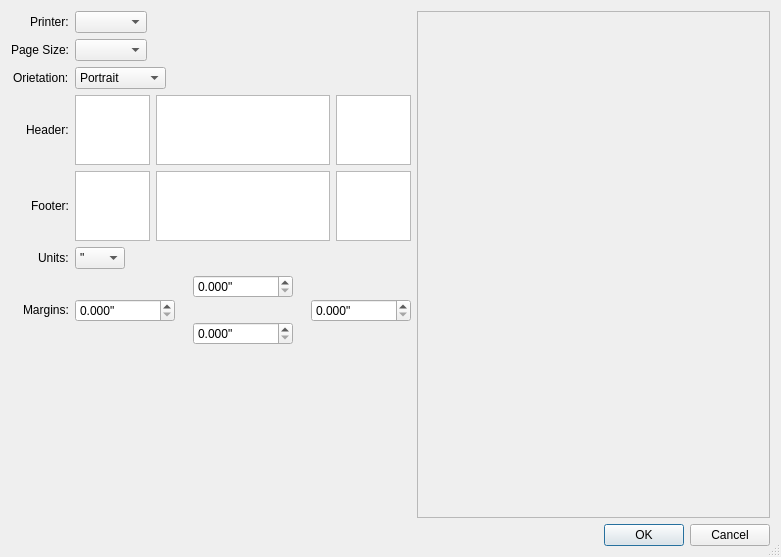
Before: the Qt Designer form PageSetupDialog.ui in ldraconus/TextSmith2, drawn with Qt 5.
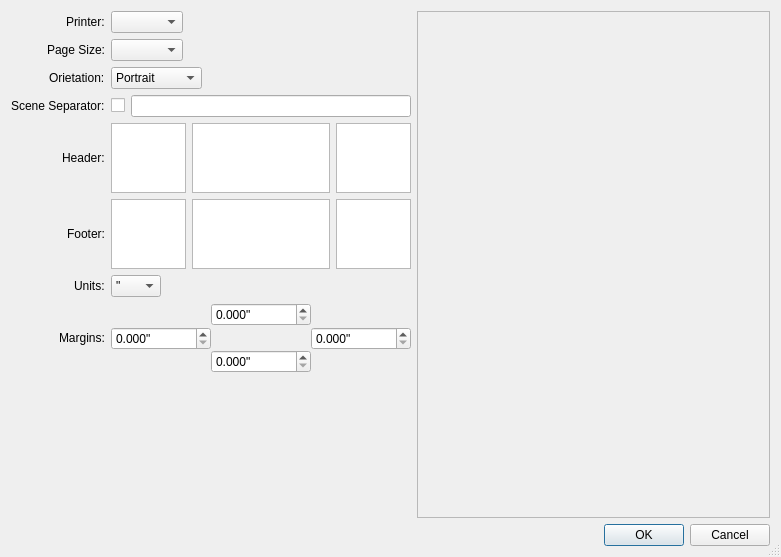
After: the same form once the commit is applied. Icons and pictures are not drawn.

Patch:
```diff
--- a/PageSetupDialog.ui
+++ b/PageSetupDialog.ui
@@ -173,6 +173,16 @@
               </property>
              </widget>
             </item>
+            <item row="1" column="0">
+             <widget class="QLabel" name="label_4">
+              <property name="text">
+               <string>Page Size:</string>
+              </property>
+             </widget>
+            </item>
+            <item row="1" column="1">
+             <widget class="QComboBox" name="pageSizeComboBox"/>
+            </item>
             <item row="2" column="0">
              <widget class="QLabel" name="label_9">
               <property name="text">
@@ -201,6 +211,51 @@
              </widget>
             </item>
             <item row="3" column="0">
+             <widget class="QLabel" name="label_5">
+              <property name="text">
+               <string>Scene Separator:</string>
+              </property>
+             </widget>
+            </item>
+            <item row="3" column="1">
+             <widget class="QFrame" name="frame_2">
+              <property name="frameShape">
+               <enum>QFrame::Shape::NoFrame</enum>
+              </property>
+              <property name="frameShadow">
+               <enum>QFrame::Shadow::Plain</enum>
+              </property>
+              <layout class="QHBoxLayout" name="horizontalLayout_7">
+               <property name="leftMargin">
+                <number>0</number>
+               </property>
+               <property name="topMargin">
+                <number>0</number>
+               </property>
+               <property name="rightMargin">
+                <number>0</number>
+               </property>
+               <property name="bottomMargin">
+                <number>0</number>
+               </property>
+               <item>
+                <widget class="QCheckBox" name="useSeparatorCheckBox">
+                 <property name="text">
+                  <string/>
+                 </property>
+                </widget>
+               </item>
+               <item>
+                <widget class="QLineEdit" name="separatorLineEdit">
+                 <property name="text">
+                  <string/>
+                 </property>
+                </widget>
+               </item>
+              </layout>
+             </widget>
+            </item>
+            <item row="4" column="0">
              <widget class="QLabel" name="label">
               <property name="sizePolicy">
                <sizepolicy hsizetype="Preferred" vsizetype="Minimum">
@@ -219,7 +274,7 @@
               </property>
              </widget>
             </item>
-            <item row="3" column="1">
+            <item row="4" column="1">
              <widget class="QFrame" name="headerFrame">
               <property name="sizePolicy">
                <sizepolicy hsizetype="Expanding" vsizetype="Expanding">
@@ -336,7 +391,7 @@
               </layout>
              </widget>
             </item>
-            <item row="4" column="0">
+            <item row="5" column="0">
              <widget class="QLabel" name="label_2">
               <property name="minimumSize">
                <size>
@@ -349,7 +404,7 @@
               </property>
              </widget>
             </item>
-            <item row="4" column="1">
+            <item row="5" column="1">
              <widget class="QFrame" name="footerFrame">
               <property name="sizePolicy">
                <sizepolicy hsizetype="Expanding" vsizetype="Expanding">
@@ -464,6 +519,42 @@
              </widget>
             </item>
             <item row="6" column="0">
+             <widget class="QLabel" name="label_3">
+              <property name="text">
+               <string>Units:</string>
+              </property>
+             </widget>
+            </item>
+            <item row="6" column="1">
+             <widget class="QComboBox" name="unitsComboBox">
+              <item>
+               <property name="text">
+                <string>&quot;</string>
+               </property>
+              </item>
+              <item>
+               <property name="text">
+                <string>pt</string>
+               </property>
+              </item>
+              <item>
+               <property name="text">
+                <string>mm</string>
+               </property>
+              </item>
+              <item>
+               <property name="text">
+                <string>cm</string>
+               </property>
+              </item>
+              <item>
+               <property name="text">
+                <string>px</string>
+               </property>
+              </item>
+             </widget>
+            </item>
+            <item row="7" column="0">
              <widget class="QLabel" name="label_7">
               <property name="minimumSize">
                <size>
@@ -476,7 +567,7 @@
               </property>
              </widget>
             </item>
-            <item row="6" column="1">
+            <item row="7" column="1">
              <widget class="QFrame" name="marginFrame">
               <property name="frameShape">
                <enum>QFrame::Shape::NoFrame</enum>
@@ -768,52 +859,6 @@
               </layout>
              </widget>
             </item>
-            <item row="5" column="0">
-             <widget class="QLabel" name="label_3">
-              <property name="text">
-               <string>Units:</string>
-              </property>
-             </widget>
-            </item>
-            <item row="5" column="1">
-             <widget class="QComboBox" name="unitsComboBox">
-              <item>
-               <property name="text">
-                <string>&quot;</string>
-               </property>
-              </item>
-              <item>
-               <property name="text">
-                <string>pt</string>
-               </property>
-              </item>
-              <item>
-               <property name="text">
-                <string>mm</string>
-               </property>
-              </item>
-              <item>
-               <property name="text">
-                <string>cm</string>
-               </property>
-              </item>
-              <item>
-               <property name="text">
-                <string>px</string>
-               </property>
-              </item>
-             </widget>
-            </item>
-            <item row="1" column="0">
-             <widget class="QLabel" name="label_4">
-              <property name="text">
-               <string>Page Size:</string>
-              </property>
-             </widget>
-            </item>
-            <item row="1" column="1">
-             <widget class="QComboBox" name="pageSizeComboBox"/>
-            </item>
            </layout>
           </widget>
          </item>
```
